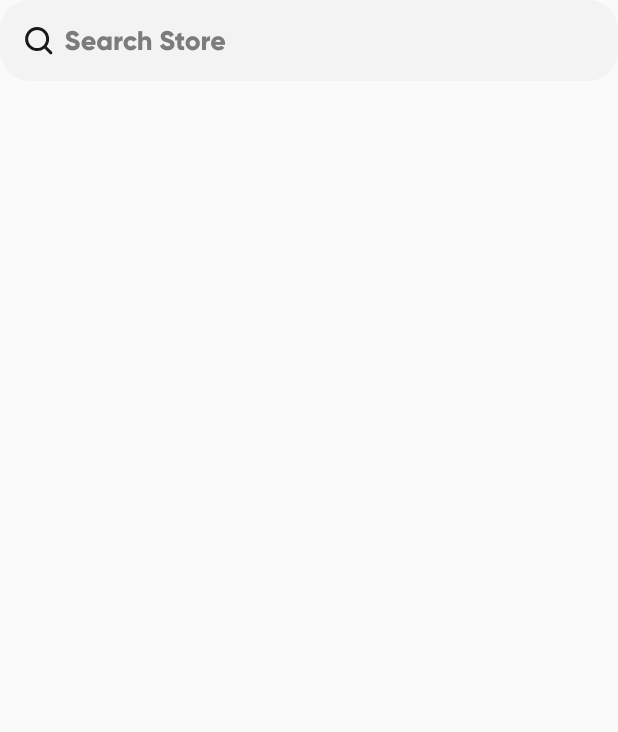
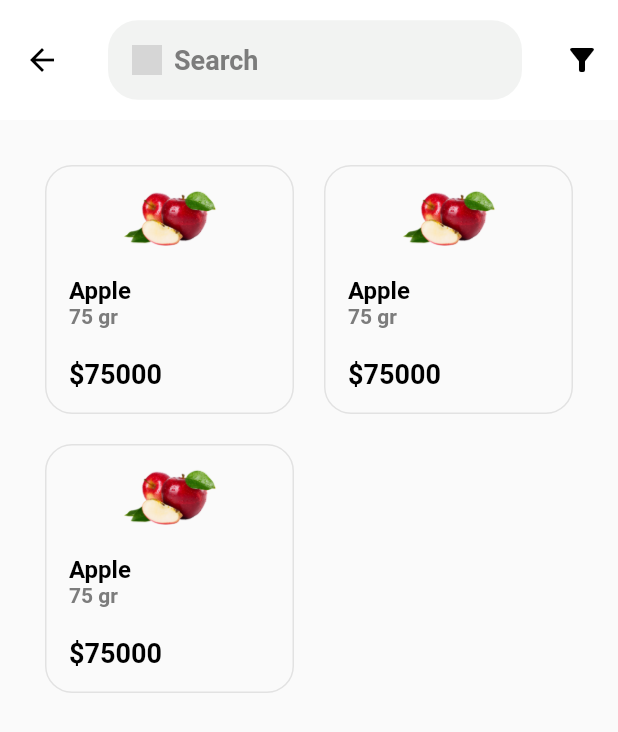
Before and after one commit to chocolatecodelab/apehipo_app, a Flutter app: the SearchBarWidget widget shown alone on an empty page, opened directly, after a tap on "Search Store", on a phone screen of 412 x 824 dp. Shown: the top 732 px of the screen. Run offline on Flutter 3.47's test engine with Material 2 defaults, Android fonts, the phone set to English and light mode, and no system bars; our stand-ins replace flutter_svg, get, image_picker; grey boxes are pictures that could not be loaded.

Commit message:
fitur card

```diff
--- a/lib/app.dart
+++ b/lib/app.dart
@@ -1,3 +1,4 @@
+import 'package:apehipo_app/modules/cart/cart_screen.dart';
 import 'package:flutter/material.dart';
 import 'package:apehipo_app/splash/splash_screen.dart';
 import 'package:apehipo_app/widgets/theme.dart';
--- a/lib/auth/register/register_hydroponic_farmer.dart
+++ b/lib/auth/register/register_hydroponic_farmer.dart
@@ -1,5 +1,6 @@
 import 'package:apehipo_app/auth/login/login.dart';
 import 'package:apehipo_app/auth/roles/role.dart';
+import 'package:apehipo_app/modules/dashboard/dashboard_screen.dart';
 import 'package:flutter/material.dart';
 
 class RegisterHydroponicFarmer extends StatefulWidget {
@@ -38,7 +39,7 @@ class _RegisterHydroponicFarmer extends State<RegisterHydroponicFarmer> {
             onPressed: () =>
             Navigator.of(context).pushReplacement(new MaterialPageRoute(
                 builder: (BuildContext context) {
-                  return RolePage();
+                  return DashboardScreen();
                 },
               )),
           ),
--- /dev/null
+++ b/lib/modules/cards/card_screen.dart
@@ -0,0 +1,117 @@
+import 'package:apehipo_app/modules/dashboard/dashboard_screen.dart';
+import 'package:apehipo_app/widgets/card.dart';
+
+import '../../widgets/search_bar.dart';
+import 'package:apehipo_app/modules/home/models/grocery_item.dart';
+import 'package:flutter/material.dart';
+
+class CardScreen extends StatelessWidget {
+  const CardScreen({super.key});
+
+  @override
+  Widget build(BuildContext context) {
+    return const MaterialApp(
+      home: ScaffoldExample(),
+    );
+  }
+}
+
+enum SampleItem { itemOne, itemTwo, itemThree }
+class FilterButton extends StatefulWidget {
+  const FilterButton({super.key});
+
+  @override
+  State<FilterButton> createState() => _FilterButtonState();
+}
+
+class _FilterButtonState extends State<FilterButton> {
+  SampleItem? selectedMenu;
+
+  @override
+  Widget build(BuildContext context) {
+    return Scaffold(
+      body: Center(
+        child: PopupMenuButton<SampleItem>(
+          initialValue: selectedMenu,
+          onSelected: (SampleItem item) {
+            setState(() {
+              selectedMenu = item;
+            });
+          },
+
+          itemBuilder: (BuildContext context) => <PopupMenuEntry<SampleItem>> [
+            const PopupMenuItem<SampleItem> (
+              value: SampleItem.itemOne,
+              child: Text("Item 1"),
+            ),
+            const PopupMenuItem<SampleItem> (
+              value: SampleItem.itemTwo,
+              child: Text("Item 2"),
+            )
+          ],
+        ),
+      ),
+    );
+  }
+}
+
+class ScaffoldExample extends StatelessWidget {
+  const ScaffoldExample({super.key});
+
+  @override
+  Widget build(BuildContext context) {
+    return Scaffold(
+      appBar: AppBar(
+        backgroundColor: Colors.white,
+        elevation: 0,
+        toolbarHeight: 80,
+        leading: IconButton(
+          icon: Icon(Icons.arrow_back),
+          color: Colors.black,
+          onPressed: () {
+            Navigator.of(context).pushReplacement(new MaterialPageRoute(
+                builder: (BuildContext context) {
+                  return DashboardScreen();
+                },
+              ));
+          },
+        ),
+        title: Container(
+          width: double.infinity,
+          child: SearchBarWidgets(),
+        ),
+        actions: [
+           PopupMenuButton(
+            icon: Icon(Icons.filter_list_alt, color: Colors.black,),
+            itemBuilder: (BuildContext context) => <PopupMenuEntry>[
+              const PopupMenuItem(
+                child: Text('Working a lot harder'),
+              ),
+              const PopupMenuItem(
+                child: Text('Being a lot smarter'),
+              ),
+              const PopupMenuItem(
+                child: Text('Being a self-starter'),
+              ),
+              const PopupMenuItem(
+                child: Text('Placed in charge of trading charter'),
+              ),
+            ]
+           ),
+        ],
+      ),
+      body: SafeArea(
+        child: Container(
+          child: const Center(
+            child: CardWidget(),
+          ),
+      )),
+    );
+  }
+
+  Widget getItemCard(List<GroceryItem> items) {
+    return Container(
+      child: CardWidget(),
+    );
+  }
+}
--- /dev/null
+++ b/lib/widgets/card.dart
@@ -0,0 +1,79 @@
+import 'package:apehipo_app/widgets/app_text.dart';
+import 'package:flutter/material.dart';
+
+class CardWidget extends StatelessWidget {
+  const CardWidget({super.key});
+
+  @override
+  Widget build(BuildContext context) {
+    return Container(
+      child: GridView.count(
+        padding: const EdgeInsets.all(30),
+        crossAxisSpacing: 20,
+        mainAxisSpacing: 20,
+        crossAxisCount: 2,
+        children: <Widget> [
+          addWidget(),
+          addWidget(),
+          addWidget()
+        ],
+      ),
+    );
+  }
+
+  Widget imageWidget() {
+    return Container(
+      child: Image.asset("assets/images/grocery_images/apple.png"),
+    );
+  }
+
+  Widget addWidget() {
+    return Container(
+      width: 174,
+            height: 250,
+            decoration: BoxDecoration(
+              border: Border.all(
+                color: Color(0xffE2E2E2)
+              ),
+              borderRadius: BorderRadius.circular(18)
+            ),
+            child: Padding(padding: const EdgeInsets.symmetric(
+              horizontal: 15,
+              vertical: 15,
+            ),
+            child: Column(
+              crossAxisAlignment: CrossAxisAlignment.start,
+              children: [
+              Expanded(
+              child: Center(
+                child: imageWidget(),
+              ),
+              ),
+              SizedBox(height: 20,),
+              AppText(text: "Apple", fontSize: 16, fontWeight: FontWeight.bold,),
+              AppText(
+              text: "75 gr",
+              fontSize: 14,
+              fontWeight: FontWeight.w600,
+              color: Color(0xFF7C7C7C),
+            ),
+            SizedBox(
+              height: 20,
+            ),
+            Row(
+              children: [
+                AppText(
+                  text: "\$75000",
+                  fontSize: 18,
+                  fontWeight: FontWeight.bold,
+                ),
+                Spacer(),
+              ],
+            )
+            ],
+            ),
+            ),
+    );
+  }
+
+  }
--- /dev/null
+++ b/lib/widgets/search_bar.dart
@@ -0,0 +1,85 @@
+import '.././modules/cards/card_screen.dart';
+import 'package:flutter/material.dart';
+import 'package:flutter_svg/svg.dart';
+
+class SearchBarWidgets extends StatefulWidget {
+  @override
+  _SearchBarWidgetState createState() => _SearchBarWidgetState();
+}
+
+class _SearchBarWidgetState extends State<SearchBarWidgets> {
+  final String searchIcon = "../assets/icons/search_icon.svg";
+  TextEditingController _searchController = TextEditingController();
+
+  @override
+  void dispose() {
+    _searchController.dispose();
+    super.dispose();
+  }
+
+  void _onSearchTextChanged(String text) {
+    // Perform search operations based on the text
+    print('Search Query: $text');
+  }
+
+  void _submitSearch() {
+    String query = _searchController.text.trim();
+    // Perform search operations based on the query
+    print('Search Query: $query');
+    // Clear the search input
+    _searchController.clear();
+  }
+
+  @override
+  Widget build(BuildContext context) {
+    return GestureDetector(
+      onTap: () {
+        FocusScope.of(context).unfocus(); // Unfocus the text field
+        _submitSearch();
+        Navigator.of(context).push(
+          MaterialPageRoute(
+            builder: (BuildContext context) {
+              return CardScreen();
+            },
+          ),
+        );
+      },
+      child: Container(
+        padding: EdgeInsets.all(16),
+        width: double.maxFinite,
+        decoration: BoxDecoration(
+          color: Color(0xFFF2F3F2),
+          borderRadius: BorderRadius.circular(20),
+        ),
+        child: Row(
+          mainAxisAlignment: MainAxisAlignment.start,
+          children: [
+            SvgPicture.asset(
+              searchIcon,
+              width: 20,
+              height: 20,
+            ),
+            SizedBox(
+              width: 8,
+            ),
+            Expanded(
+              child: TextField(
+                controller: _searchController,
+                onChanged: _onSearchTextChanged,
+                onSubmitted: (_) => _submitSearch(),
+                decoration: InputDecoration.collapsed(
+                  hintText: 'Search',
+                  hintStyle: TextStyle(
+                    fontSize: 18,
+                    fontWeight: FontWeight.bold,
+                    color: Color(0xFF7C7C7C),
+                  ),
+                ),
+              ),
+            ),
+          ],
+        ),
+      ),
+    );
+  }
+}
--- a/lib/widgets/search_bar_widget.dart
+++ b/lib/widgets/search_bar_widget.dart
@@ -1,3 +1,4 @@
+import '.././modules/cards/card_screen.dart';
 import 'package:flutter/material.dart';
 import 'package:flutter_svg/svg.dart';
 
@@ -8,7 +9,12 @@ class SearchBarWidget extends StatelessWidget {
   Widget build(BuildContext context) {
     return GestureDetector(
       onTap: () {
-        // Aksi yang ingin dilakukan saat widget diklik
+        Navigator.push(
+        context,
+        MaterialPageRoute(
+          builder: (context) => CardScreen(),
+        ),
+  );
       },
       child: Container(
         padding: EdgeInsets.all(16),
```
Also changed, not shown: lib/modules/cart/cart_screen.dart (+22 -10 lines), lib/modules/home/home_screen.dart (+36 -4 lines).
